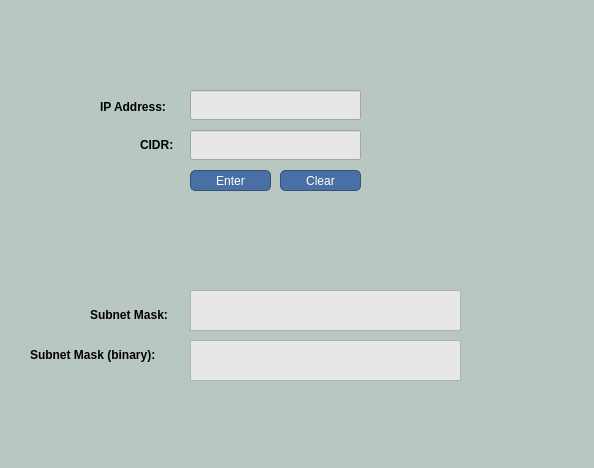
Qt form UI/mainwindow.ui (cholmcdowell/Zubnetting-Basic-Subnetting-Tool-Program) before a commit.
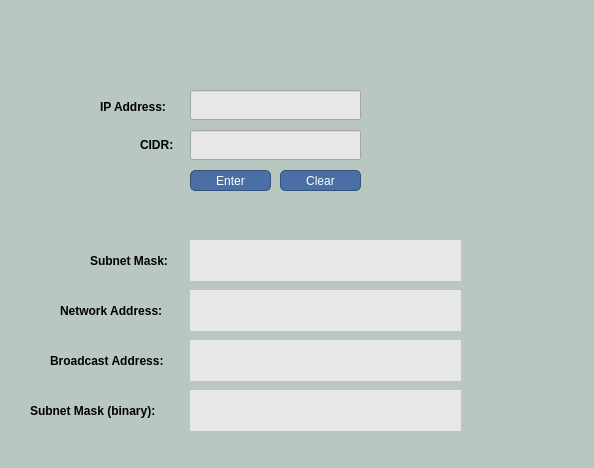
The same form after that commit.

Commit message: Network/Broadcast UI

Diff of the .ui file:
```diff
--- a/UI/mainwindow.ui
+++ b/UI/mainwindow.ui
@@ -139,82 +139,6 @@
      <bool>false</bool>
     </property>
    </widget>
-   <widget class="QLabel" name="lblSubnet">
-    <property name="geometry">
-     <rect>
-      <x>90</x>
-      <y>300</y>
-      <width>91</width>
-      <height>30</height>
-     </rect>
-    </property>
-    <property name="font">
-     <font>
-      <bold>true</bold>
-     </font>
-    </property>
-    <property name="styleSheet">
-     <string notr="true">background-color: transparent;
-color: rgb(0, 0, 0);</string>
-    </property>
-    <property name="text">
-     <string>Subnet Mask:</string>
-    </property>
-    <property name="textFormat">
-     <enum>Qt::TextFormat::AutoText</enum>
-    </property>
-   </widget>
-   <widget class="QPlainTextEdit" name="txtSubnet">
-    <property name="geometry">
-     <rect>
-      <x>190</x>
-      <y>290</y>
-      <width>271</width>
-      <height>41</height>
-     </rect>
-    </property>
-    <property name="styleSheet">
-     <string notr="true">background-color: rgb(231, 231, 231);</string>
-    </property>
-   </widget>
-   <widget class="QLabel" name="lblSubnet_binary">
-    <property name="geometry">
-     <rect>
-      <x>30</x>
-      <y>340</y>
-      <width>161</width>
-      <height>30</height>
-     </rect>
-    </property>
-    <property name="font">
-     <font>
-      <bold>true</bold>
-     </font>
-    </property>
-    <property name="styleSheet">
-     <string notr="true">background-color: transparent;
-color: rgb(0, 0, 0);</string>
-    </property>
-    <property name="text">
-     <string>Subnet Mask (binary):</string>
-    </property>
-    <property name="textFormat">
-     <enum>Qt::TextFormat::AutoText</enum>
-    </property>
-   </widget>
-   <widget class="QPlainTextEdit" name="txtSubnet_2">
-    <property name="geometry">
-     <rect>
-      <x>190</x>
-      <y>340</y>
-      <width>271</width>
-      <height>41</height>
-     </rect>
-    </property>
-    <property name="styleSheet">
-     <string notr="true">background-color: rgb(231, 231, 231);</string>
-    </property>
-   </widget>
    <widget class="QPushButton" name="bdnClear">
     <property name="geometry">
      <rect>
@@ -245,6 +169,177 @@
      <string>Clear</string>
     </property>
    </widget>
+   <widget class="QFrame" name="frame">
+    <property name="geometry">
+     <rect>
+      <x>0</x>
+      <y>220</y>
+      <width>491</width>
+      <height>221</height>
+     </rect>
+    </property>
+    <property name="styleSheet">
+     <string notr="true">border:0</string>
+    </property>
+    <property name="frameShape">
+     <enum>QFrame::Shape::StyledPanel</enum>
+    </property>
+    <property name="frameShadow">
+     <enum>QFrame::Shadow::Raised</enum>
+    </property>
+    <widget class="QPlainTextEdit" name="txtSubnet">
+     <property name="geometry">
+      <rect>
+       <x>190</x>
+       <y>20</y>
+       <width>271</width>
+       <height>41</height>
+      </rect>
+     </property>
+     <property name="styleSheet">
+      <string notr="true">background-color: rgb(231, 231, 231);</string>
+     </property>
+    </widget>
+    <widget class="QPlainTextEdit" name="txtSubnet_2">
+     <property name="geometry">
+      <rect>
+       <x>190</x>
+       <y>170</y>
+       <width>271</width>
+       <height>41</height>
+      </rect>
+     </property>
+     <property name="styleSheet">
+      <string notr="true">background-color: rgb(231, 231, 231);</string>
+     </property>
+    </widget>
+    <widget class="QLabel" name="lblSubnet">
+     <property name="geometry">
+      <rect>
+       <x>90</x>
+       <y>30</y>
+       <width>101</width>
+       <height>21</height>
+      </rect>
+     </property>
+     <property name="font">
+      <font>
+       <bold>true</bold>
+      </font>
+     </property>
+     <property name="styleSheet">
+      <string notr="true">background-color: transparent;
+color: rgb(0, 0, 0);</string>
+     </property>
+     <property name="text">
+      <string>Subnet Mask:</string>
+     </property>
+     <property name="textFormat">
+      <enum>Qt::TextFormat::AutoText</enum>
+     </property>
+    </widget>
+    <widget class="QLabel" name="lblSubnet_binary">
+     <property name="geometry">
+      <rect>
+       <x>30</x>
+       <y>180</y>
+       <width>161</width>
+       <height>21</height>
+      </rect>
+     </property>
+     <property name="font">
+      <font>
+       <bold>true</bold>
+      </font>
+     </property>
+     <property name="styleSheet">
+      <string notr="true">background-color: transparent;
+color: rgb(0, 0, 0);</string>
+     </property>
+     <property name="text">
+      <string>Subnet Mask (binary):</string>
+     </property>
+     <property name="textFormat">
+      <enum>Qt::TextFormat::AutoText</enum>
+     </property>
+    </widget>
+    <widget class="QPlainTextEdit" name="txtNetworkAddress">
+     <property name="geometry">
+      <rect>
+       <x>190</x>
+       <y>70</y>
+       <width>271</width>
+       <height>41</height>
+      </rect>
+     </property>
+     <property name="styleSheet">
+      <string notr="true">background-color: rgb(231, 231, 231);</string>
+     </property>
+    </widget>
+    <widget class="QPlainTextEdit" name="txtBroadcastAddress">
+     <property name="geometry">
+      <rect>
+       <x>190</x>
+       <y>120</y>
+       <width>271</width>
+       <height>41</height>
+      </rect>
+     </property>
+     <property name="styleSheet">
+      <string notr="true">background-color: rgb(231, 231, 231);</string>
+     </property>
+    </widget>
+    <widget class="QLabel" name="lblNetwork">
+     <property name="geometry">
+      <rect>
+       <x>60</x>
+       <y>80</y>
+       <width>131</width>
+       <height>21</height>
+      </rect>
+     </property>
+     <property name="font">
+      <font>
+       <bold>true</bold>
+      </font>
+     </property>
+     <property name="styleSheet">
+      <string notr="true">background-color: transparent;
+color: rgb(0, 0, 0);</string>
+     </property>
+     <property name="text">
+      <string>Network Address:</string>
+     </property>
+     <property name="textFormat">
+      <enum>Qt::TextFormat::AutoText</enum>
+     </property>
+    </widget>
+    <widget class="QLabel" name="lbBroadcast">
+     <property name="geometry">
+      <rect>
+       <x>50</x>
+       <y>130</y>
+       <width>141</width>
+       <height>21</height>
+      </rect>
+     </property>
+     <property name="font">
+      <font>
+       <bold>true</bold>
+      </font>
+     </property>
+     <property name="styleSheet">
+      <string notr="true">background-color: transparent;
+color: rgb(0, 0, 0);</string>
+     </property>
+     <property name="text">
+      <string>Broadcast Address:</string>
+     </property>
+     <property name="textFormat">
+      <enum>Qt::TextFormat::AutoText</enum>
+     </property>
+    </widget>
+   </widget>
   </widget>
  </widget>
  <resources/>
```
The commit also changes 1 other file.
